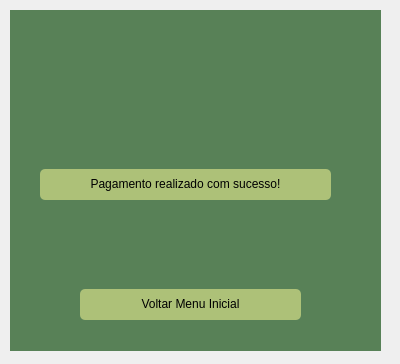
Qt form telas_qt/janela_pagamento_sucesso.ui (lauraprass/aplicativo_de_pedidos_para_restaurante) before a commit.
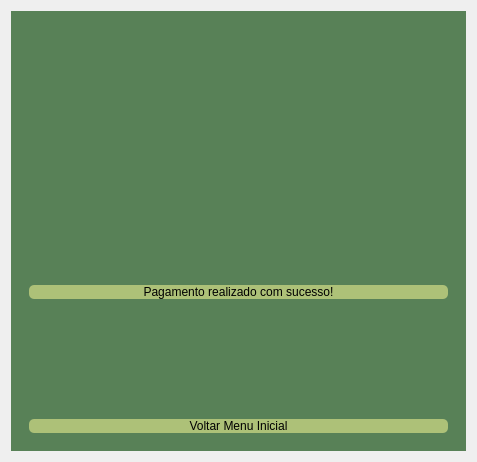
The same form after that commit. Icons and pictures are not drawn.

Patch:
```diff
--- a/telas_qt/janela_pagamento_sucesso.ui
+++ b/telas_qt/janela_pagamento_sucesso.ui
@@ -6,43 +6,73 @@
    <rect>
     <x>0</x>
     <y>0</y>
-    <width>400</width>
-    <height>364</height>
+    <width>477</width>
+    <height>462</height>
    </rect>
   </property>
   <property name="windowTitle">
    <string>Dialog</string>
   </property>
+  <layout class="QVBoxLayout" name="verticalLayout_2">
+   <item>
   <widget class="QWidget" name="widget_principal" native="true">
-   <property name="geometry">
-    <rect>
-     <x>10</x>
-     <y>10</y>
-     <width>371</width>
-     <height>341</height>
-    </rect>
-   </property>
    <property name="styleSheet">
     <string notr="true">background-color: #588157; </string>
    </property>
-   <widget class="QWidget" name="widget_realizado_sucesso" native="true">
-    <property name="geometry">
-     <rect>
-      <x>20</x>
-      <y>139</y>
-      <width>311</width>
+     <layout class="QVBoxLayout" name="verticalLayout">
+      <item>
+       <spacer name="verticalSpacer_3">
+        <property name="orientation">
+         <enum>Qt::Vertical</enum>
+        </property>
+        <property name="sizeHint" stdset="0">
+         <size>
+          <width>20</width>
+          <height>56</height>
+         </size>
+        </property>
+       </spacer>
+      </item>
+      <item>
+       <widget class="QWidget" name="widget_logo" native="true">
+        <layout class="QVBoxLayout" name="verticalLayout_3">
+         <item>
+          <widget class="QLabel" name="lbl_logo">
+           <property name="minimumSize">
+            <size>
+             <width>222</width>
       <height>101</height>
-     </rect>
-    </property>
+            </size>
+           </property>
+           <property name="styleSheet">
+            <string notr="true">image: url(:/icon/Captura_de_tela_2023-12-05_203228-removebg-preview.png);</string>
+           </property>
+           <property name="text">
+            <string/>
+           </property>
+          </widget>
+         </item>
+        </layout>
+       </widget>
+      </item>
+      <item>
+       <spacer name="verticalSpacer_2">
+        <property name="orientation">
+         <enum>Qt::Vertical</enum>
+        </property>
+        <property name="sizeHint" stdset="0">
+         <size>
+          <width>20</width>
+          <height>55</height>
+         </size>
+        </property>
+       </spacer>
+      </item>
+      <item>
+       <widget class="QWidget" name="widget_realizado_sucesso" native="true">
+        <layout class="QVBoxLayout" name="verticalLayout_4">
+         <item>
     <widget class="QLabel" name="lbl_pagamento">
-     <property name="geometry">
-      <rect>
-       <x>10</x>
-       <y>20</y>
-       <width>291</width>
-       <height>31</height>
-      </rect>
-     </property>
      <property name="styleSheet">
       <string notr="true">background-color: #adc178; 
 font: 75 8pt &quot;MS Shell Dlg 2&quot;;
@@ -54,15 +84,9 @@
       <string>&lt;html&gt;&lt;head/&gt;&lt;body&gt;&lt;p align=&quot;center&quot;&gt;Pagamento realizado com sucesso!&lt;/p&gt;&lt;/body&gt;&lt;/html&gt;</string>
      </property>
     </widget>
+         </item>
+         <item>
     <widget class="QLabel" name="lbl_pagamento_realizado_sucesso">
-     <property name="geometry">
-      <rect>
-       <x>120</x>
-       <y>60</y>
-       <width>81</width>
-       <height>31</height>
-      </rect>
-     </property>
      <property name="minimumSize">
       <size>
        <width>52</width>
@@ -76,57 +100,30 @@
       <string/>
      </property>
     </widget>
-   </widget>
-   <widget class="QWidget" name="widget_logo" native="true">
-    <property name="geometry">
-     <rect>
-      <x>20</x>
-      <y>20</y>
-      <width>341</width>
-      <height>61</height>
-     </rect>
-    </property>
-    <widget class="QLabel" name="lbl_logo">
-     <property name="geometry">
-      <rect>
-       <x>140</x>
-       <y>10</y>
-       <width>61</width>
-       <height>41</height>
-      </rect>
-     </property>
-     <property name="minimumSize">
+         </item>
+        </layout>
+       </widget>
+      </item>
+      <item>
+       <spacer name="verticalSpacer">
+        <property name="orientation">
+         <enum>Qt::Vertical</enum>
+        </property>
+        <property name="sizeHint" stdset="0">
       <size>
-       <width>52</width>
-       <height>25</height>
-      </size>
-     </property>
-     <property name="styleSheet">
-      <string notr="true">image: url(:/icon/Captura_de_tela_2023-12-05_203228-removebg-preview.png);</string>
-     </property>
-     <property name="text">
-      <string/>
-     </property>
-    </widget>
-   </widget>
+          <width>20</width>
+          <height>56</height>
+         </size>
+        </property>
+       </spacer>
+      </item>
+      <item>
    <widget class="QWidget" name="widget_menu" native="true">
-    <property name="geometry">
-     <rect>
-      <x>40</x>
-      <y>270</y>
-      <width>301</width>
-      <height>51</height>
-     </rect>
-    </property>
+        <layout class="QVBoxLayout" name="verticalLayout_6">
+         <item>
+          <layout class="QVBoxLayout" name="verticalLayout_5">
+           <item>
     <widget class="QLabel" name="lbl_menu_inicial">
-     <property name="geometry">
-      <rect>
-       <x>30</x>
-       <y>9</y>
-       <width>221</width>
-       <height>31</height>
-      </rect>
-     </property>
      <property name="styleSheet">
       <string notr="true">background-color: #adc178; 
 font: 75 8pt &quot;MS Shell Dlg 2&quot;;
@@ -138,8 +135,16 @@
       <string>&lt;html&gt;&lt;head/&gt;&lt;body&gt;&lt;p align=&quot;center&quot;&gt;Voltar Menu Inicial&lt;/p&gt;&lt;/body&gt;&lt;/html&gt;</string>
      </property>
     </widget>
-   </widget>
-  </widget>
+           </item>
+          </layout>
+         </item>
+        </layout>
+       </widget>
+      </item>
+     </layout>
+    </widget>
+   </item>
+  </layout>
  </widget>
  <resources>
   <include location="../../../../Downloads/GestaoEmprestimo/view/icon.qrc"/>
```
Left out of the diff: 2 changed lines with no effect on the pictures. Lines whose indentation alone changed are shown as unchanged.
